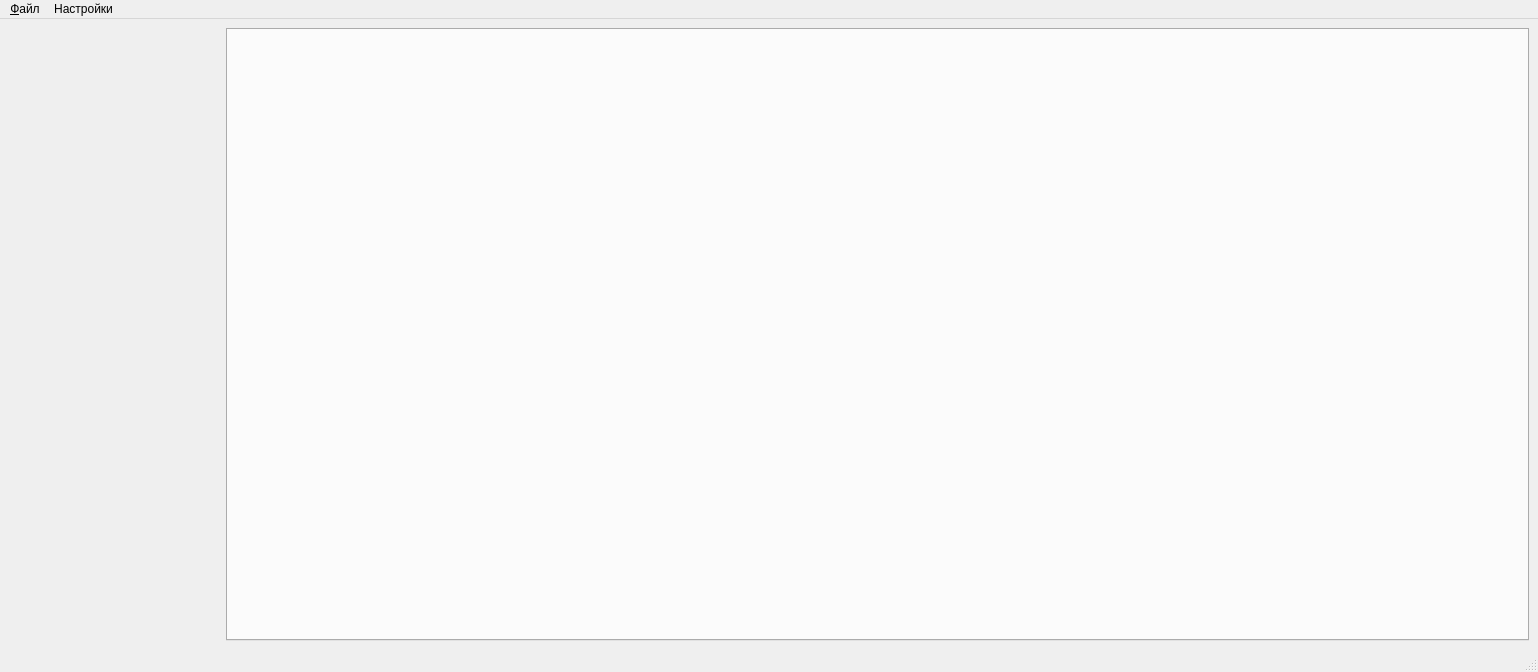
Above: mainwindow.ui from igrekus/varactor_measure before the change. Below: the same form after it.
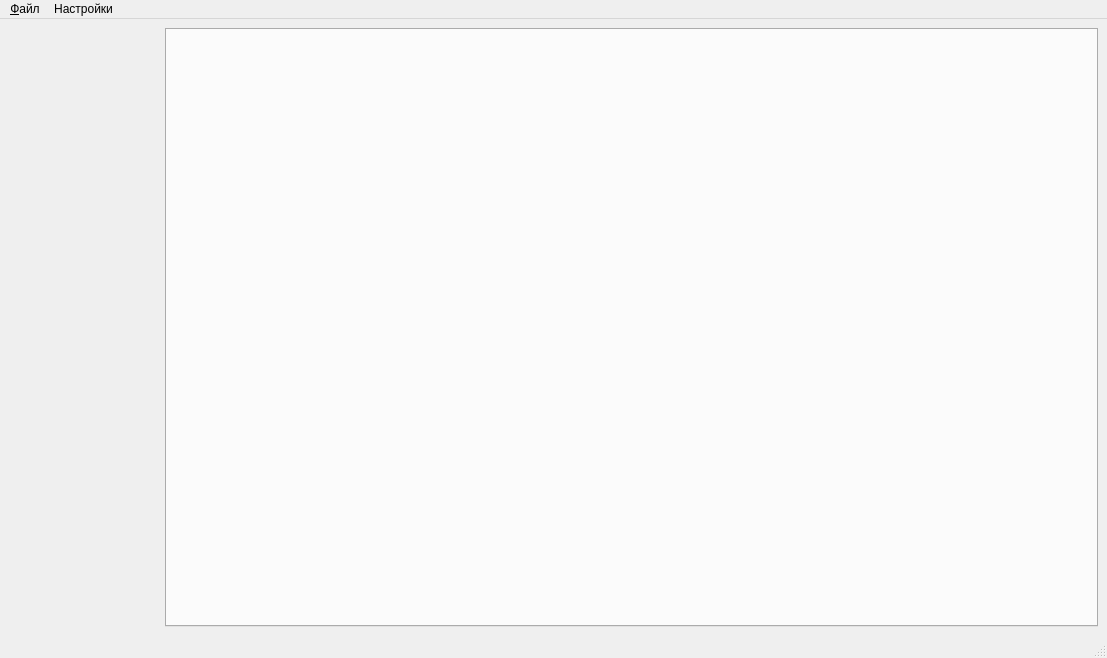
That is the form after the change.

Commit message: MISC: adjust main windows starting size

The edit to the form file:
```diff
--- a/mainwindow.ui
+++ b/mainwindow.ui
@@ -6,8 +6,8 @@
    <rect>
     <x>0</x>
     <y>0</y>
-    <width>1538</width>
-    <height>672</height>
+    <width>1107</width>
+    <height>658</height>
    </rect>
   </property>
   <property name="windowTitle">
@@ -49,7 +49,7 @@
     <rect>
      <x>0</x>
      <y>0</y>
-     <width>1538</width>
+     <width>1107</width>
      <height>21</height>
     </rect>
    </property>
```
